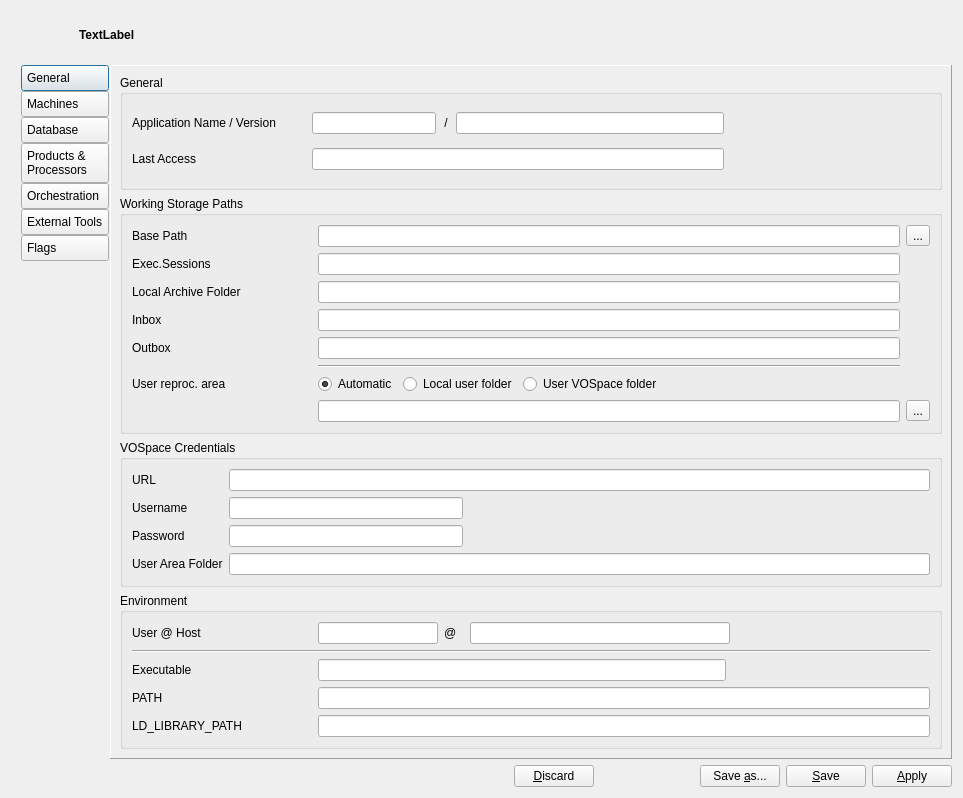
jc-gonzalez/qpfsvn, file qpfhmi/configtool.ui: the form before one commit.
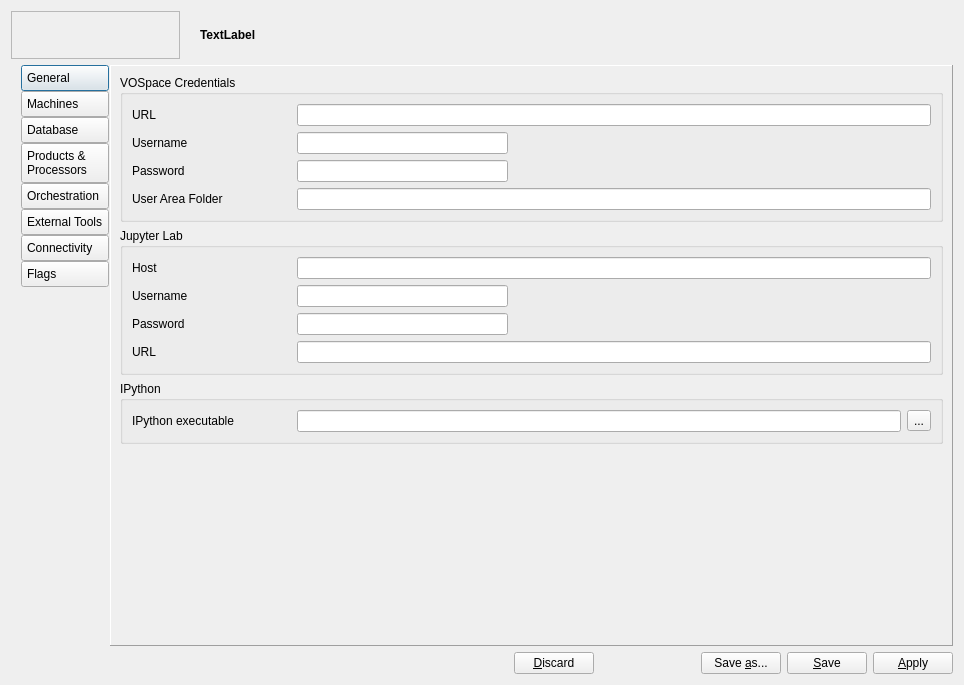
The form after the commit. The open tabs and pages were chosen to show the change. Icons and pictures are not drawn.

The edit to the form file:
```diff
--- a/qpfhmi/configtool.ui
+++ b/qpfhmi/configtool.ui
@@ -6,8 +6,8 @@
    <rect>
     <x>0</x>
     <y>0</y>
-    <width>963</width>
-    <height>798</height>
+    <width>964</width>
+    <height>685</height>
    </rect>
   </property>
   <property name="windowTitle">
@@ -23,7 +23,7 @@
       <widget class="QLabel" name="label">
        <property name="minimumSize">
         <size>
-         <width>48</width>
+         <width>169</width>
          <height>48</height>
         </size>
        </property>
@@ -33,6 +33,9 @@
          <height>48</height>
         </size>
        </property>
+       <property name="frameShape">
+        <enum>QFrame::StyledPanel</enum>
+       </property>
        <property name="text">
         <string/>
        </property>
@@ -235,6 +238,32 @@
          </attribute>
         </widget>
        </item>
+       <item>
+        <widget class="QPushButton" name="tbtnConnectivity">
+         <property name="styleSheet">
+          <string notr="true">QPushButton { text-align: left; padding: 5px; }</string>
+         </property>
+         <property name="text">
+          <string>Connectivity</string>
+         </property>
+         <property name="icon">
+          <iconset resource="configtool.qrc">
+           <normaloff>:/img/img/connect.png</normaloff>:/img/img/connect.png</iconset>
+         </property>
+         <property name="iconSize">
+          <size>
+           <width>48</width>
+           <height>48</height>
+          </size>
+         </property>
+         <property name="autoExclusive">
+          <bool>true</bool>
+         </property>
+         <attribute name="buttonGroup">
+          <string notr="true">btngrpCfgSections</string>
+         </attribute>
+        </widget>
+       </item>
        <item>
         <widget class="QPushButton" name="tbtnFlags">
          <property name="styleSheet">
@@ -664,93 +693,6 @@
            </layout>
           </widget>
          </item>
-         <item>
-          <widget class="QGroupBox" name="groupBox_11">
-           <property name="title">
-            <string>VOSpace Credentials</string>
-           </property>
-           <layout class="QHBoxLayout" name="horizontalLayout_16">
-            <item>
-             <layout class="QFormLayout" name="formLayout">
-              <item row="1" column="0">
-               <widget class="QLabel" name="label_5">
-                <property name="text">
-                 <string>Username</string>
-                </property>
-               </widget>
-              </item>
-              <item row="2" column="0">
-               <widget class="QLabel" name="label_6">
-                <property name="text">
-                 <string>Password</string>
-                </property>
-               </widget>
-              </item>
-              <item row="3" column="0">
-               <widget class="QLabel" name="label_7">
-                <property name="text">
-                 <string>User Area Folder</string>
-                </property>
-               </widget>
-              </item>
-              <item row="3" column="1">
-               <widget class="QLineEdit" name="edVOSpaceFolder"/>
-              </item>
-              <item row="1" column="1">
-               <layout class="QHBoxLayout" name="horizontalLayout_20" stretch="1,2">
-                <item>
-                 <widget class="QLineEdit" name="edVOSpaceUser"/>
-                </item>
-                <item>
-                 <spacer name="horizontalSpacer_23">
-                  <property name="orientation">
-                   <enum>Qt::Horizontal</enum>
-                  </property>
-                  <property name="sizeHint" stdset="0">
-                   <size>
-                    <width>40</width>
-                    <height>20</height>
-                   </size>
-                  </property>
-                 </spacer>
-                </item>
-               </layout>
-              </item>
-              <item row="2" column="1">
-               <layout class="QHBoxLayout" name="horizontalLayout_21" stretch="1,2">
-                <item>
-                 <widget class="QLineEdit" name="edVOSpacePwd"/>
-                </item>
-                <item>
-                 <spacer name="horizontalSpacer_24">
-                  <property name="orientation">
-                   <enum>Qt::Horizontal</enum>
-                  </property>
-                  <property name="sizeHint" stdset="0">
-                   <size>
-                    <width>40</width>
-                    <height>20</height>
-                   </size>
-                  </property>
-                 </spacer>
-                </item>
-               </layout>
-              </item>
-              <item row="0" column="0">
-               <widget class="QLabel" name="label_8">
-                <property name="text">
-                 <string>URL</string>
-                </property>
-               </widget>
-              </item>
-              <item row="0" column="1">
-               <widget class="QLineEdit" name="edVOSpaceURL"/>
-              </item>
-             </layout>
-            </item>
-           </layout>
-          </widget>
-         </item>
          <item>
           <widget class="QGroupBox" name="groupBox_10">
            <property name="title">
@@ -965,6 +907,19 @@
            </layout>
           </widget>
          </item>
+         <item>
+          <spacer name="verticalSpacer_6">
+           <property name="orientation">
+            <enum>Qt::Vertical</enum>
+           </property>
+           <property name="sizeHint" stdset="0">
+            <size>
+             <width>20</width>
+             <height>40</height>
+            </size>
+           </property>
+          </spacer>
+         </item>
         </layout>
        </widget>
        <widget class="QWidget" name="pageMachines">
@@ -1913,6 +1868,231 @@
          </item>
         </layout>
        </widget>
+       <widget class="QWidget" name="page_2">
+        <layout class="QVBoxLayout" name="verticalLayout_27">
+         <item>
+          <widget class="QGroupBox" name="groupBox_11">
+           <property name="title">
+            <string>VOSpace Credentials</string>
+           </property>
+           <layout class="QHBoxLayout" name="horizontalLayout_16">
+            <item>
+             <layout class="QGridLayout" name="gridLayout_3" columnstretch="1,4">
+              <item row="0" column="0">
+               <widget class="QLabel" name="label_8">
+                <property name="text">
+                 <string>URL</string>
+                </property>
+               </widget>
+              </item>
+              <item row="0" column="1">
+               <widget class="QLineEdit" name="edVOSpaceURL"/>
+              </item>
+              <item row="1" column="0">
+               <widget class="QLabel" name="label_5">
+                <property name="text">
+                 <string>Username</string>
+                </property>
+               </widget>
+              </item>
+              <item row="1" column="1">
+               <layout class="QHBoxLayout" name="horizontalLayout_20" stretch="1,2">
+                <item>
+                 <widget class="QLineEdit" name="edVOSpaceUser"/>
+                </item>
+                <item>
+                 <spacer name="horizontalSpacer_23">
+                  <property name="orientation">
+                   <enum>Qt::Horizontal</enum>
+                  </property>
+                  <property name="sizeHint" stdset="0">
+                   <size>
+                    <width>40</width>
+                    <height>20</height>
+                   </size>
+                  </property>
+                 </spacer>
+                </item>
+               </layout>
+              </item>
+              <item row="2" column="0">
+               <widget class="QLabel" name="label_6">
+                <property name="text">
+                 <string>Password</string>
+                </property>
+               </widget>
+              </item>
+              <item row="2" column="1">
+               <layout class="QHBoxLayout" name="horizontalLayout_21" stretch="1,2">
+                <item>
+                 <widget class="QLineEdit" name="edVOSpacePwd"/>
+                </item>
+                <item>
+                 <spacer name="horizontalSpacer_24">
+                  <property name="orientation">
+                   <enum>Qt::Horizontal</enum>
+                  </property>
+                  <property name="sizeHint" stdset="0">
+                   <size>
+                    <width>40</width>
+                    <height>20</height>
+                   </size>
+                  </property>
+                 </spacer>
+                </item>
+               </layout>
+              </item>
+              <item row="3" column="0">
+               <widget class="QLabel" name="label_7">
+                <property name="text">
+                 <string>User Area Folder</string>
+                </property>
+               </widget>
+              </item>
+              <item row="3" column="1">
+               <widget class="QLineEdit" name="edVOSpaceFolder"/>
+              </item>
+             </layout>
+            </item>
+           </layout>
+          </widget>
+         </item>
+         <item>
+          <widget class="QGroupBox" name="groupBox_12">
+           <property name="title">
+            <string>Jupyter Lab</string>
+           </property>
+           <layout class="QHBoxLayout" name="horizontalLayout_22">
+            <item>
+             <layout class="QGridLayout" name="gridLayout" columnstretch="1,4">
+              <item row="0" column="0">
+               <widget class="QLabel" name="label_14">
+                <property name="text">
+                 <string>Host</string>
+                </property>
+               </widget>
+              </item>
+              <item row="0" column="1">
+               <widget class="QLineEdit" name="edJupyterLabHost"/>
+              </item>
+              <item row="1" column="0">
+               <widget class="QLabel" name="label_9">
+                <property name="text">
+                 <string>Username</string>
+                </property>
+               </widget>
+              </item>
+              <item row="1" column="1">
+               <layout class="QHBoxLayout" name="horizontalLayout_25" stretch="1,2">
+                <item>
+                 <widget class="QLineEdit" name="edJupyterLabHostUser"/>
+                </item>
+                <item>
+                 <spacer name="horizontalSpacer_25">
+                  <property name="orientation">
+                   <enum>Qt::Horizontal</enum>
+                  </property>
+                  <property name="sizeHint" stdset="0">
+                   <size>
+                    <width>40</width>
+                    <height>20</height>
+                   </size>
+                  </property>
+                 </spacer>
+                </item>
+               </layout>
+              </item>
+              <item row="2" column="0">
+               <widget class="QLabel" name="label_10">
+                <property name="text">
+                 <string>Password</string>
+                </property>
+               </widget>
+              </item>
+              <item row="2" column="1">
+               <layout class="QHBoxLayout" name="horizontalLayout_26" stretch="1,2">
+                <item>
+                 <widget class="QLineEdit" name="edJupyterLabHostPwd"/>
+                </item>
+                <item>
+                 <spacer name="horizontalSpacer_26">
+                  <property name="orientation">
+                   <enum>Qt::Horizontal</enum>
+                  </property>
+                  <property name="sizeHint" stdset="0">
+                   <size>
+                    <width>40</width>
+                    <height>20</height>
+                   </size>
+                  </property>
+                 </spacer>
+                </item>
+               </layout>
+              </item>
+              <item row="3" column="0">
+               <widget class="QLabel" name="label_12">
+                <property name="text">
+                 <string>URL                   </string>
+                </property>
+               </widget>
+              </item>
+              <item row="3" column="1">
+               <widget class="QLineEdit" name="edJupyterLabURL"/>
+              </item>
+             </layout>
+            </item>
+           </layout>
+          </widget>
+         </item>
+         <item>
+          <widget class="QGroupBox" name="groupBox_13">
+           <property name="title">
+            <string>IPython</string>
+           </property>
+           <layout class="QHBoxLayout" name="horizontalLayout_23">
+            <item>
+             <layout class="QGridLayout" name="gridLayout_4" columnstretch="1,4">
+              <item row="0" column="0">
+               <widget class="QLabel" name="label_13">
+                <property name="text">
+                 <string>IPython executable</string>
+                </property>
+               </widget>
+              </item>
+              <item row="0" column="1">
+               <layout class="QHBoxLayout" name="horizontalLayout_24" stretch="1,0">
+                <item>
+                 <widget class="QLineEdit" name="edIPythonExe"/>
+                </item>
+                <item>
+                 <widget class="QToolButton" name="tbtnIPythonExe">
+                  <property name="text">
+                   <string>...</string>
+                  </property>
+                 </widget>
+                </item>
+               </layout>
+              </item>
+             </layout>
+            </item>
+           </layout>
+          </widget>
+         </item>
+         <item>
+          <spacer name="verticalSpacer_4">
+           <property name="orientation">
+            <enum>Qt::Vertical</enum>
+           </property>
+           <property name="sizeHint" stdset="0">
+            <size>
+             <width>20</width>
+             <height>165</height>
+            </size>
+           </property>
+          </spacer>
+         </item>
+        </layout>
+       </widget>
        <widget class="QWidget" name="pageFlags">
         <layout class="QVBoxLayout" name="verticalLayout_21">
          <item>
```
Left out of the diff: 90 changed lines with no effect on the pictures.
